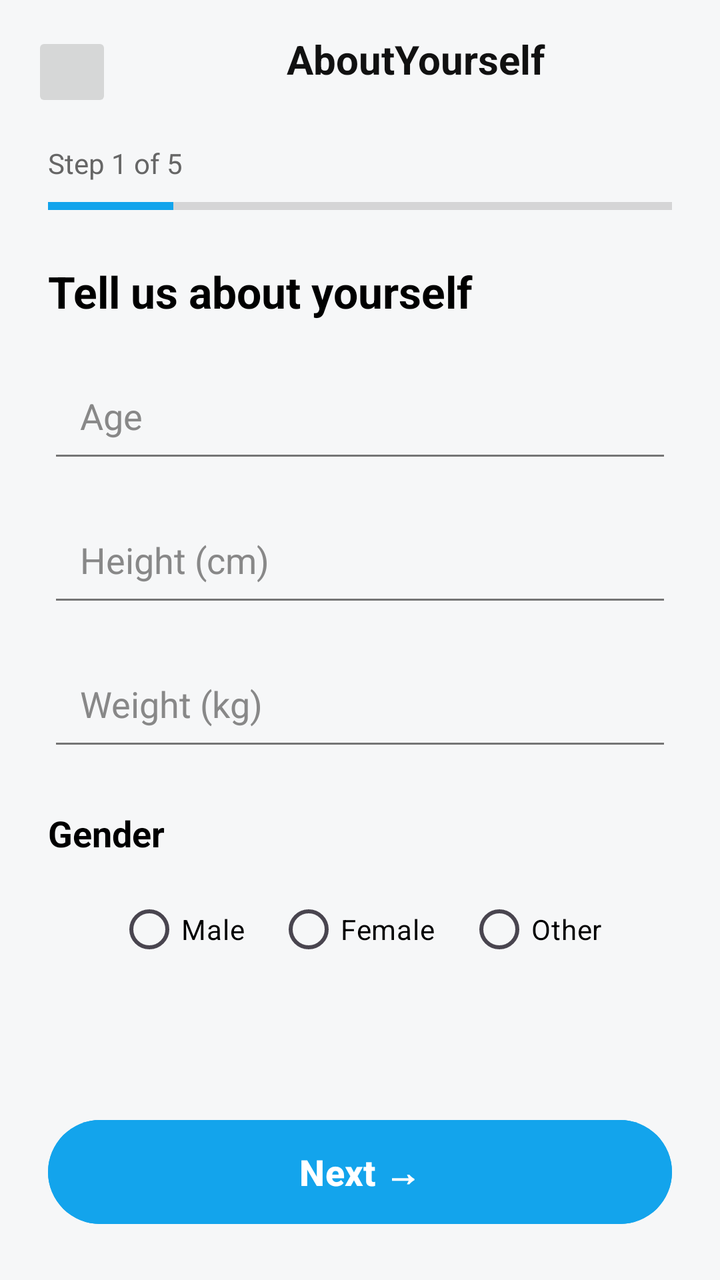
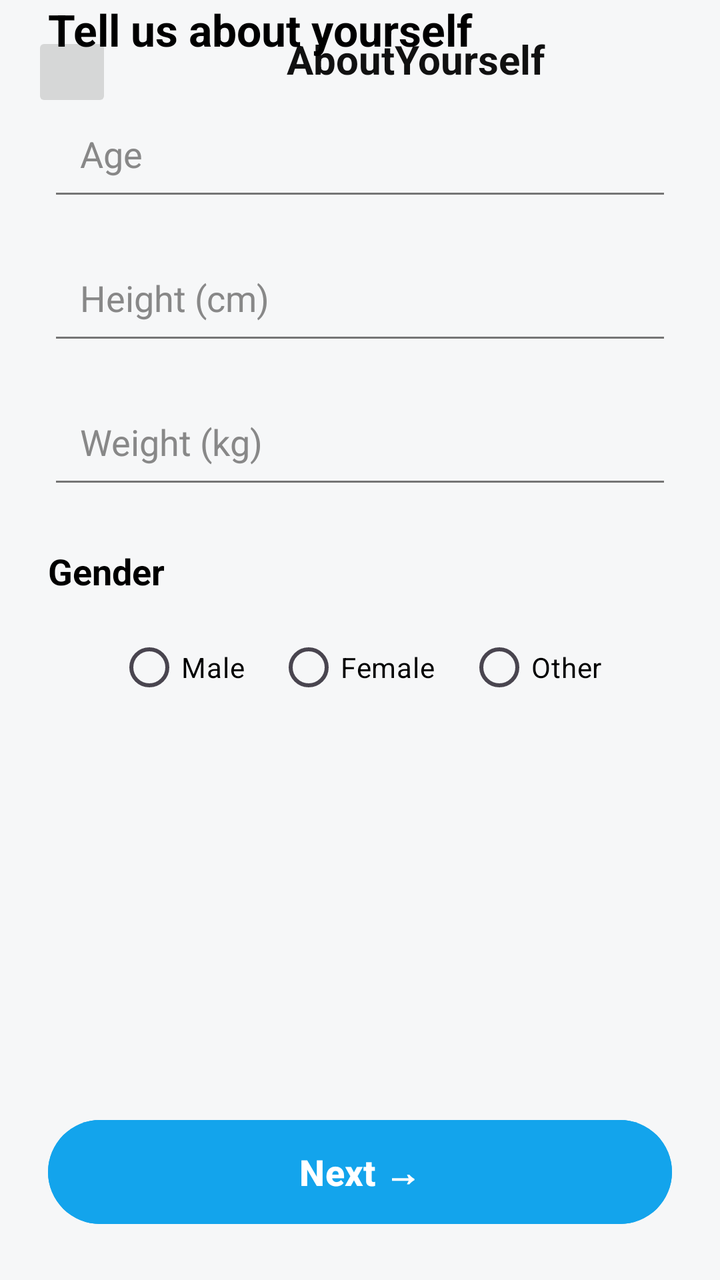

The first picture is an Android layout as it rendered before a commit; the second is the same layout after the commit. The layout source and the unified diff follow.
<!-- AndroidManifest.xml: application theme Theme.FinalHamada -->
<!-- res/layout/activity_about_yourself.xml -->
<?xml version="1.0" encoding="utf-8"?>
<androidx.constraintlayout.widget.ConstraintLayout
    xmlns:android="http://schemas.android.com/apk/res/android"
    xmlns:app="http://schemas.android.com/apk/res-auto"
    xmlns:tools="http://schemas.android.com/tools"
    android:id="@+id/main"
    android:layout_width="match_parent"
    android:layout_height="match_parent"
    android:fillViewport="true"

    android:background="#F6F7F8"
    >

    
    <ImageButton
        android:id="@+id/backButton"
        android:layout_width="40dp"
        android:layout_height="40dp"
        app:layout_constraintStart_toStartOf="parent"
        app:layout_constraintTop_toTopOf="parent"
        android:layout_margin="16dp" />

    <TextView
        android:id="@+id/tvtitle"
        android:layout_width="wrap_content"
        android:layout_height="wrap_content"
        android:text="AboutYourself"
        android:textSize="20sp"
        android:textStyle="bold"
        android:textColor="#111111"
        app:layout_constraintStart_toEndOf="@id/backButton"
        app:layout_constraintTop_toTopOf="@id/backButton"
        app:layout_constraintEnd_toEndOf="parent"
        app:layout_constraintHorizontal_bias="0.5" />

    
    <TextView
        android:id="@+id/tvstepText"
        android:layout_width="wrap_content"
        android:layout_height="wrap_content"
        android:text="Step 1 of 5"
        android:textSize="14sp"
        android:textColor="#666666"
        app:layout_constraintTop_toBottomOf="@id/backButton"
        app:layout_constraintStart_toStartOf="parent"
        android:layout_marginStart="24dp"
        android:layout_marginTop="16dp"/>

    
    <ProgressBar
        android:id="@+id/progressBar"
        style="?android:attr/progressBarStyleHorizontal"
        android:layout_width="0dp"
        android:layout_height="8dp"
        android:progress="20"
        android:max="100"
        android:progressTint="#13a4ec"
        android:backgroundTint="#3313a4ec"
        app:layout_constraintTop_toBottomOf="@id/tvstepText"
        app:layout_constraintStart_toStartOf="parent"
        app:layout_constraintEnd_toEndOf="parent"
        android:layout_marginHorizontal="24dp"
        android:layout_marginTop="8dp"
        android:indeterminate="false" />

    
    <TextView
        android:id="@+id/tvheading"
        android:layout_width="wrap_content"
        android:layout_height="wrap_content"
        android:text="Tell us about yourself"
        android:textColor="#000000"
        android:textStyle="bold"
        android:textSize="22sp"
        app:layout_constraintTop_toBottomOf="@id/progressBar"
        app:layout_constraintStart_toStartOf="parent"
        android:layout_marginStart="24dp"
        android:layout_marginTop="24dp"/>

    
    <EditText
        android:id="@+id/etAge"
        android:layout_width="0dp"
        android:layout_height="60dp"
        android:hint="Age"
        android:inputType="number"
        android:paddingStart="16dp"
        android:textColor="#000"
        android:textColorHint="#888"
        app:layout_constraintTop_toBottomOf="@id/tvheading"
        app:layout_constraintStart_toStartOf="parent"
        app:layout_constraintEnd_toEndOf="parent"
        android:layout_marginHorizontal="24dp"
        android:layout_marginTop="16dp" />

    
    <EditText
        android:id="@+id/etHeight"
        android:layout_width="0dp"
        android:layout_height="60dp"
        android:hint="Height (cm)"
        android:inputType="number"
        android:paddingStart="16dp"
        android:textColor="#000"
        android:textColorHint="#888"
        app:layout_constraintTop_toBottomOf="@id/etAge"
        app:layout_constraintStart_toStartOf="parent"
        app:layout_constraintEnd_toEndOf="parent"
        android:layout_marginHorizontal="24dp"
        android:layout_marginTop="12dp" />

    
    <EditText
        android:id="@+id/etWeight"
        android:layout_width="0dp"
        android:layout_height="60dp"
        android:hint="Weight (kg)"
        android:inputType="number"
        android:paddingStart="16dp"
        android:textColor="#000"
        android:textColorHint="#888"
        app:layout_constraintTop_toBottomOf="@id/etHeight"
        app:layout_constraintStart_toStartOf="parent"
        app:layout_constraintEnd_toEndOf="parent"
        android:layout_marginHorizontal="24dp"
        android:layout_marginTop="12dp" />

    
    <TextView
        android:id="@+id/tvgender"
        android:layout_width="wrap_content"
        android:layout_height="wrap_content"
        android:text="Gender"
        android:textColor="#000"
        android:textStyle="bold"
        android:textSize="18sp"
        app:layout_constraintTop_toBottomOf="@id/etWeight"
        app:layout_constraintStart_toStartOf="parent"
        android:layout_marginStart="24dp"
        android:layout_marginTop="24dp"/>

    
    <RadioGroup
        android:id="@+id/genderGroup"
        android:layout_width="0dp"
        android:layout_height="wrap_content"
        android:orientation="horizontal"
        android:gravity="center"
        app:layout_constraintTop_toBottomOf="@id/tvgender"
        app:layout_constraintStart_toStartOf="parent"
        app:layout_constraintEnd_toEndOf="parent"
        android:layout_marginHorizontal="24dp"
        android:layout_marginTop="12dp">

        <RadioButton
            android:id="@+id/radioMale"
            android:layout_width="wrap_content"
            android:layout_height="wrap_content"
            android:text="Male"
            android:buttonTint="#13a4ec"
            android:textColor="#000" />

        <RadioButton
            android:id="@+id/radioFemale"
            android:layout_width="wrap_content"
            android:layout_height="wrap_content"
            android:text="Female"
            android:buttonTint="#13a4ec"
            android:textColor="#000"
            android:layout_marginStart="16dp" />

        <RadioButton
            android:id="@+id/radioOther"
            android:layout_width="wrap_content"
            android:layout_height="wrap_content"
            android:text="Other"
            android:buttonTint="#13a4ec"
            android:textColor="#000"
            android:layout_marginStart="16dp" />
    </RadioGroup>

    
    <Button
        android:id="@+id/nextButton"
        android:layout_width="0dp"
        android:layout_height="60dp"
        android:text="Next →"
        android:textAllCaps="false"
        android:textSize="18sp"
        android:textStyle="bold"
        android:backgroundTint="#13a4ec"
        android:textColor="#fff"
        app:layout_constraintBottom_toBottomOf="parent"
        app:layout_constraintStart_toStartOf="parent"
        app:layout_constraintEnd_toEndOf="parent"
        android:layout_margin="24dp"/>
</androidx.constraintlayout.widget.ConstraintLayout>
<!-- resources referenced by this layout -->
<resources>
  <style name="Theme.FinalHamada" parent="Theme.Material3.DayNight.NoActionBar">
          
          <item name="colorPrimary">@color/purple_500</item>
          <item name="colorPrimaryVariant">@color/purple_700</item>
          <item name="colorSecondary">@color/teal_200</item>
          <item name="colorSecondaryVariant">@color/teal_700</item>
  
          
          <item name="android:colorBackground">@color/background</item>
  
          
          <item name="android:textColorPrimary">@color/textPrimary</item>
          <item name="android:textColorSecondary">@color/textSecondary</item>
      </style>
  <color name="purple_500">#1E88E5</color>
  <color name="purple_700">#1565C0</color>
  <color name="teal_200">#80CBC4</color>
  <color name="teal_700">#00796B</color>
  <color name="background">#F5F5F5</color>
  <color name="textPrimary">#212121</color>
  <color name="textSecondary">#757575</color>
</resources>

<!-- the commit's change to res/layout/activity_about_yourself.xml (unified diff, before → after) -->
@@ -34,48 +34,21 @@
         app:layout_constraintHorizontal_bias="0.5" />
 
     
-    <TextView
-        android:id="@+id/tvstepText"
-        android:layout_width="wrap_content"
-        android:layout_height="wrap_content"
-        android:text="Step 1 of 5"
-        android:textSize="14sp"
-        android:textColor="#666666"
-        app:layout_constraintTop_toBottomOf="@id/backButton"
-        app:layout_constraintStart_toStartOf="parent"
-        android:layout_marginStart="24dp"
-        android:layout_marginTop="16dp"/>
 
     
-    <ProgressBar
-        android:id="@+id/progressBar"
-        style="?android:attr/progressBarStyleHorizontal"
-        android:layout_width="0dp"
-        android:layout_height="8dp"
-        android:progress="20"
-        android:max="100"
-        android:progressTint="#13a4ec"
-        android:backgroundTint="#3313a4ec"
-        app:layout_constraintTop_toBottomOf="@id/tvstepText"
-        app:layout_constraintStart_toStartOf="parent"
-        app:layout_constraintEnd_toEndOf="parent"
-        android:layout_marginHorizontal="24dp"
-        android:layout_marginTop="8dp"
-        android:indeterminate="false" />
 
     
     <TextView
         android:id="@+id/tvheading"
         android:layout_width="wrap_content"
         android:layout_height="wrap_content"
+        android:layout_marginStart="24dp"
         android:text="Tell us about yourself"
         android:textColor="#000000"
+        android:textSize="22sp"
         android:textStyle="bold"
-        android:textSize="22sp"
-        app:layout_constraintTop_toBottomOf="@id/progressBar"
         app:layout_constraintStart_toStartOf="parent"
-        android:layout_marginStart="24dp"
-        android:layout_marginTop="24dp"/>
+        tools:layout_editor_absoluteY="131dp" />
 
     
     <EditText
